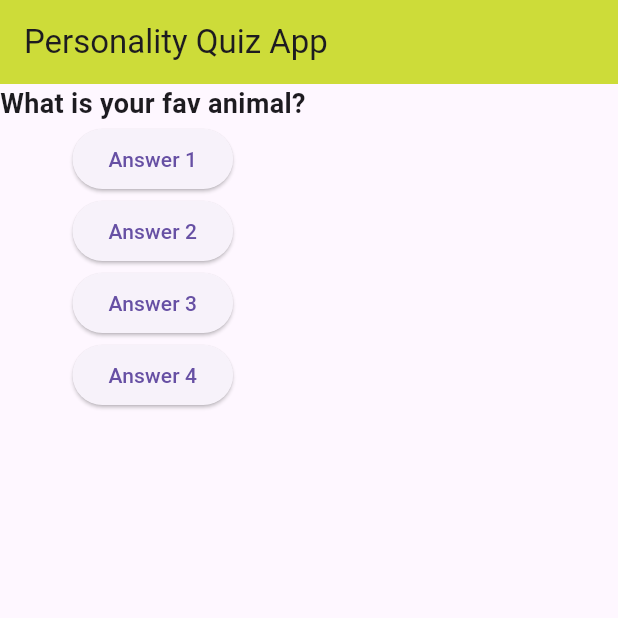
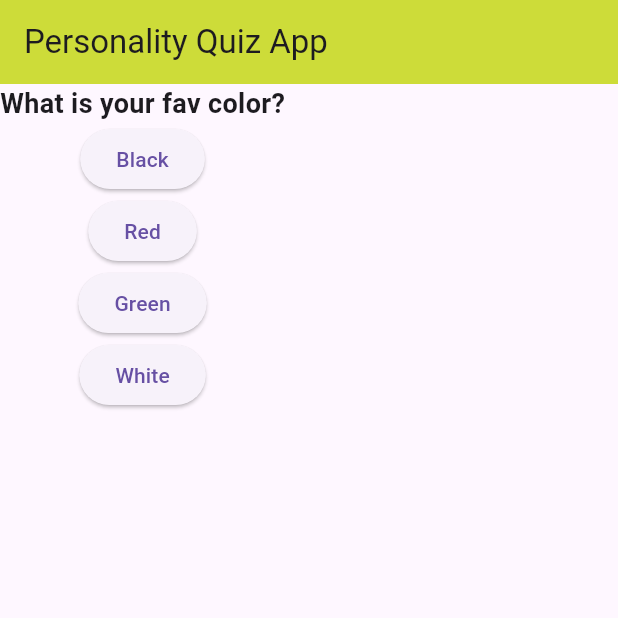
Before and after one commit to HamidAliSE/flutter_complete_guide, a Flutter app: the screen it shows after launch, on a phone screen of 412 x 824 dp, the top half of it. Run offline on Flutter 3.47's test engine with Material 3 defaults, Android fonts, the phone set to English and light mode, and no system bars.

Commit message:
add: dynamic answers implementation as widget list

```diff
--- a/lib/main.dart
+++ b/lib/main.dart
@@ -16,7 +16,16 @@ class MyApp extends StatefulWidget {
 
 class _MyAppState extends State<MyApp> {
   var _questionIndex = 0;
-  final _questions = ['What is your fav animal?', 'What is your fav color?'];
+  final _questions = [
+    {
+      'questionText': 'What is your fav color?',
+      'answers': ['Black', 'Red', 'Green', 'White'],
+    },
+    {
+      'questionText': 'What is your fav animal?',
+      'answers': ['Rabbit', 'Snake', 'Elephant', 'Lion'],
+    },
+  ];
 
   void _answerQuestion() {
     setState(() {
@@ -34,11 +43,15 @@ class _MyAppState extends State<MyApp> {
         ),
         body: Column(
           children: [
-            Question(questionText: _questions[_questionIndex]),
-            Answer(title: 'Answer 1', answerQuestion: _answerQuestion),
-            Answer(title: 'Answer 2', answerQuestion: _answerQuestion),
-            Answer(title: 'Answer 3', answerQuestion: _answerQuestion),
-            Answer(title: 'Answer 4', answerQuestion: _answerQuestion),
+            Question(
+              questionText:
+                  _questions[_questionIndex]['questionText'] as String,
+            ),
+            ...(_questions[_questionIndex]['answers'] as List<String>).map((
+              answer,
+            ) {
+              return Answer(title: answer, answerQuestion: _answerQuestion);
+            }),
           ],
         ),
       ),
```
